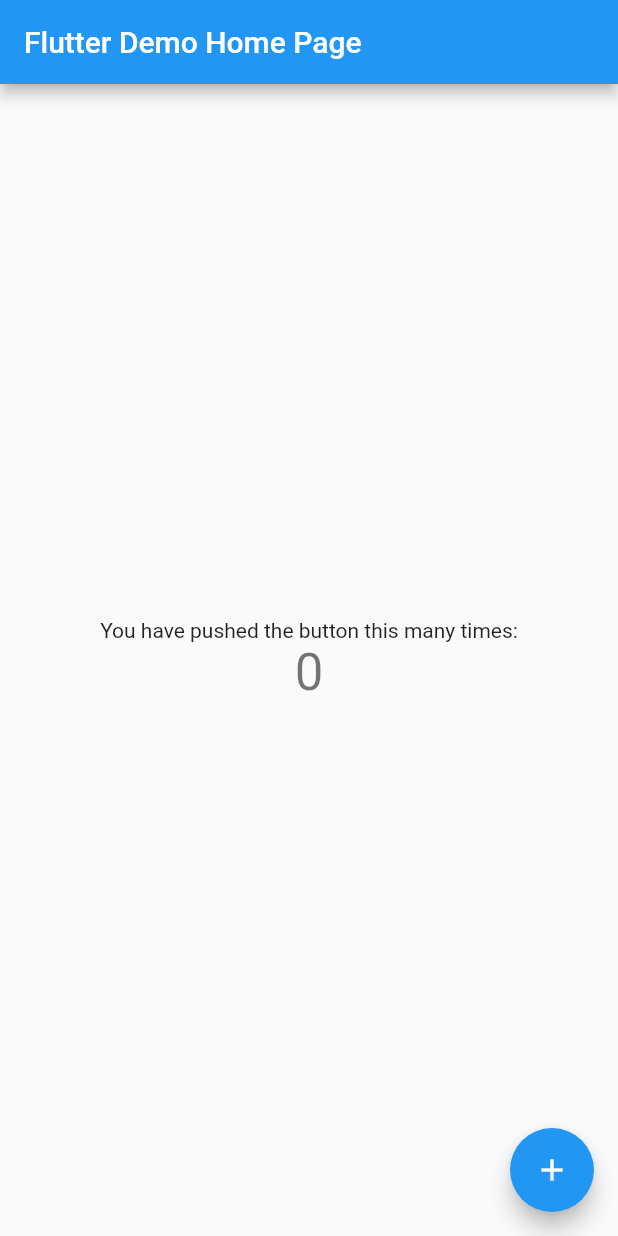
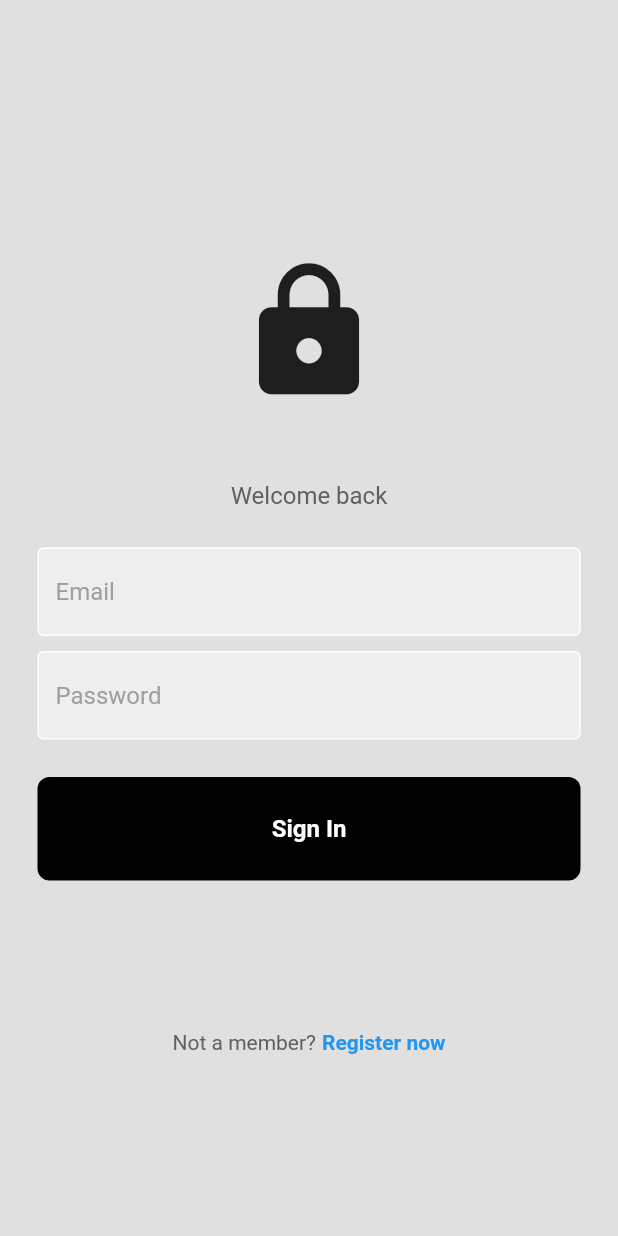
Before and after one commit to LeBlank0/-FL3---Luvitho, a Flutter app: the screen it shows after launch, on a phone screen of 412 x 824 dp. Run offline on Flutter 3.47's test engine with Material 2 defaults, Android fonts, the phone set to English and light mode, and no system bars; our stand-ins replace firebase_auth, firebase_core; accounts and stored records are empty.

Commit message:
[feat](Auth) create login / register with firebase

```diff
--- /dev/null
+++ b/lib/components/my_button.dart
@@ -0,0 +1,37 @@
+import 'package:flutter/material.dart';
+
+class MyButton extends StatelessWidget {
+  final Function()? onTap;
+  final String text;
+
+  const MyButton({
+    super.key,
+    required this.onTap,
+    required this.text,
+  });
+
+  @override
+  Widget build(BuildContext context) {
+    return GestureDetector(
+      onTap: onTap,
+      child: Container(
+        padding: const EdgeInsets.all(25),
+        margin: const EdgeInsets.symmetric(horizontal: 25),
+        decoration: BoxDecoration(
+          color: Colors.black,
+          borderRadius: BorderRadius.circular(8),
+        ),
+        child: Center(
+          child: Text(
+            text,
+            style: const TextStyle(
+              color: Colors.white,
+              fontWeight: FontWeight.bold,
+              fontSize: 16,
+            ),
+          ),
+        ),
+      ),
+    );
+  }
+}
--- /dev/null
+++ b/lib/components/my_textfield.dart
@@ -0,0 +1,36 @@
+import 'package:flutter/material.dart';
+
+class MyTextField extends StatelessWidget {
+  final controller;
+  final String hintText;
+  final bool obscureText;
+
+  const MyTextField({
+    super.key,
+    required this.controller,
+    required this.hintText,
+    required this.obscureText,
+  });
+
+  @override
+  Widget build(BuildContext context) {
+    return Padding(
+      padding: const EdgeInsets.symmetric(horizontal: 25.0),
+      child: TextField(
+        controller: controller,
+        obscureText: obscureText,
+        decoration: InputDecoration(
+            enabledBorder: const OutlineInputBorder(
+              borderSide: BorderSide(color: Colors.white),
+            ),
+            focusedBorder: OutlineInputBorder(
+              borderSide: BorderSide(color: Colors.grey.shade400),
+            ),
+            fillColor: Colors.grey.shade200,
+            filled: true,
+            hintText: hintText,
+            hintStyle: TextStyle(color: Colors.grey[500])),
+      ),
+    );
+  }
+}
--- a/lib/main.dart
+++ b/lib/main.dart
@@ -1,6 +1,7 @@
 import 'package:flutter/material.dart';
 import 'package:firebase_core/firebase_core.dart';
 import 'firebase_options.dart';
+import 'pages/auth_page.dart';
 
 void main() async {
   WidgetsFlutterBinding.ensureInitialized();
@@ -13,109 +14,11 @@
 class MyApp extends StatelessWidget {
   const MyApp({super.key});
 
-  // This widget is the root of your application.
   @override
   Widget build(BuildContext context) {
-    return MaterialApp(
-      title: 'Flutter Demo',
-      theme: ThemeData(
-        // This is the theme of your application.
-        //
-        // Try running your application with "flutter run". You'll see the
-        // application has a blue toolbar. Then, without quitting the app, try
-        // changing the primarySwatch below to Colors.green and then invoke
-        // "hot reload" (press "r" in the console where you ran "flutter run",
-        // or simply save your changes to "hot reload" in a Flutter IDE).
-        // Notice that the counter didn't reset back to zero; the application
-        // is not restarted.
-        primarySwatch: Colors.blue,
-      ),
-      home: const MyHomePage(title: 'Flutter Demo Home Page'),
+    return const MaterialApp(
+      debugShowCheckedModeBanner: false,
+      home: AuthPage(),
     );
   }
 }
-
-class MyHomePage extends StatefulWidget {
-  const MyHomePage({super.key, required this.title});
-
-  // This widget is the home page of your application. It is stateful, meaning
-  // that it has a State object (defined below) that contains fields that affect
-  // how it looks.
-
-  // This class is the configuration for the state. It holds the values (in this
-  // case the title) provided by the parent (in this case the App widget) and
-  // used by the build method of the State. Fields in a Widget subclass are
-  // always marked "final".
-
-  final String title;
-
-  @override
-  State<MyHomePage> createState() => _MyHomePageState();
-}
-
-class _MyHomePageState extends State<MyHomePage> {
-  int _counter = 0;
-
-  void _incrementCounter() {
-    setState(() {
-      // This call to setState tells the Flutter framework that something has
-      // changed in this State, which causes it to rerun the build method below
-      // so that the display can reflect the updated values. If we changed
-      // _counter without calling setState(), then the build method would not be
-      // called again, and so nothing would appear to happen.
-      _counter++;
-    });
-  }
-
-  @override
-  Widget build(BuildContext context) {
-    // This method is rerun every time setState is called, for instance as done
-    // by the _incrementCounter method above.
-    //
-    // The Flutter framework has been optimized to make rerunning build methods
-    // fast, so that you can just rebuild anything that needs updating rather
-    // than having to individually change instances of widgets.
-    return Scaffold(
-      appBar: AppBar(
-        // Here we take the value from the MyHomePage object that was created by
-        // the App.build method, and use it to set our appbar title.
-        title: Text(widget.title),
-      ),
-      body: Center(
-        // Center is a layout widget. It takes a single child and positions it
-        // in the middle of the parent.
-        child: Column(
-          // Column is also a layout widget. It takes a list of children and
-          // arranges them vertically. By default, it sizes itself to fit its
-          // children horizontally, and tries to be as tall as its parent.
-          //
-          // Invoke "debug painting" (press "p" in the console, choose the
-          // "Toggle Debug Paint" action from the Flutter Inspector in Android
-          // Studio, or the "Toggle Debug Paint" command in Visual Studio Code)
-          // to see the wireframe for each widget.
-          //
-          // Column has various properties to control how it sizes itself and
-          // how it positions its children. Here we use mainAxisAlignment to
-          // center the children vertically; the main axis here is the vertical
-          // axis because Columns are vertical (the cross axis would be
-          // horizontal).
-          mainAxisAlignment: MainAxisAlignment.center,
-          children: <Widget>[
-            const Text(
-              'You have pushed the button this many times:',
-            ),
-            Text(
-              '$_counter',
-              style: Theme.of(context).textTheme.headlineMedium,
-            ),
-          ],
-        ),
-      ),
-      floatingActionButton: FloatingActionButton(
-        onPressed: _incrementCounter,
-        tooltip: 'Increment',
-        child: const Icon(Icons.add),
-      ), // This trailing comma makes auto-formatting nicer for build methods.
-    );
-  }
-}
--- /dev/null
+++ b/lib/pages/auth_page.dart
@@ -0,0 +1,24 @@
+import 'package:firebase_auth/firebase_auth.dart';
+import 'package:fittek/pages/login_or_register.dart';
+import 'package:flutter/material.dart';
+import './home_page.dart';
+
+class AuthPage extends StatelessWidget {
+  const AuthPage({super.key});
+
+  @override
+  Widget build(BuildContext context) {
+    return Scaffold(
+      body: StreamBuilder<User?>(
+        stream: FirebaseAuth.instance.authStateChanges(),
+        builder: (context, snapshot) {
+          if (snapshot.hasData) {
+            return HomePage();
+          } else {
+            return const LoginOrRegisterPage();
+          }
+        },
+      ),
+    );
+  }
+}
--- /dev/null
+++ b/lib/pages/login_or_register.dart
@@ -0,0 +1,34 @@
+import 'package:flutter/material.dart';
+
+import 'login_page.dart';
+import 'register_page.dart';
+
+class LoginOrRegisterPage extends StatefulWidget {
+  const LoginOrRegisterPage({super.key});
+
+  @override
+  State<LoginOrRegisterPage> createState() => _LoginOrRegisterPageState();
+}
+
+class _LoginOrRegisterPageState extends State<LoginOrRegisterPage> {
+  bool showLoginPage = true;
+
+  void togglePages() {
+    setState(() {
+      showLoginPage = !showLoginPage;
+    });
+  }
+
+  @override
+  Widget build(BuildContext context) {
+    if (showLoginPage) {
+      return LoginPage(
+        onTap: togglePages,
+      );
+    } else {
+      return RegisterPage(
+        onTap: togglePages,
+      );
+    }
+  }
+}
--- /dev/null
+++ b/lib/pages/login_page.dart
@@ -0,0 +1,125 @@
+import 'package:firebase_auth/firebase_auth.dart';
+import 'package:flutter/material.dart';
+import 'package:fittek/components/my_button.dart';
+import 'package:fittek/components/my_textfield.dart';
+
+class LoginPage extends StatefulWidget {
+  final Function()? onTap;
+  const LoginPage({super.key, required this.onTap});
+
+  @override
+  State<LoginPage> createState() => _LoginPageState();
+}
+
+class _LoginPageState extends State<LoginPage> {
+  final emailController = TextEditingController();
+  final passwordController = TextEditingController();
+
+  void signUserIn() async {
+    showDialog(
+      context: context,
+      builder: (context) {
+        return const Center(
+          child: CircularProgressIndicator(),
+        );
+      },
+    );
+
+    try {
+      await FirebaseAuth.instance.signInWithEmailAndPassword(
+        email: emailController.text,
+        password: passwordController.text,
+      );
+      Navigator.pop(context);
+    } on FirebaseAuthException catch (e) {
+      Navigator.pop(context);
+      showErrorMessage(e.code);
+    }
+  }
+
+  void showErrorMessage(String message) {
+    showDialog(
+      context: context,
+      builder: (context) {
+        return AlertDialog(
+          backgroundColor: Colors.blue,
+          title: Center(
+            child: Text(
+              message,
+              style: const TextStyle(color: Colors.white),
+            ),
+          ),
+        );
+      },
+    );
+  }
+
+  @override
+  Widget build(BuildContext context) {
+    return Scaffold(
+      backgroundColor: Colors.grey[300],
+      body: SafeArea(
+        child: Center(
+          child: SingleChildScrollView(
+            child: Column(
+              mainAxisAlignment: MainAxisAlignment.center,
+              children: [
+                const SizedBox(height: 50),
+                const Icon(
+                  Icons.lock,
+                  size: 100,
+                ),
+                const SizedBox(height: 50),
+                Text(
+                  'Welcome back',
+                  style: TextStyle(
+                    color: Colors.grey[700],
+                    fontSize: 16,
+                  ),
+                ),
+                const SizedBox(height: 25),
+                MyTextField(
+                  controller: emailController,
+                  hintText: 'Email',
+                  obscureText: false,
+                ),
+                const SizedBox(height: 10),
+                MyTextField(
+                  controller: passwordController,
+                  hintText: 'Password',
+                  obscureText: true,
+                ),
+                const SizedBox(height: 25),
+                MyButton(
+                  text: "Sign In",
+                  onTap: signUserIn,
+                ),
+                const SizedBox(height: 100),
+                Row(
+                  mainAxisAlignment: MainAxisAlignment.center,
+                  children: [
+                    Text(
+                      'Not a member?',
+                      style: TextStyle(color: Colors.grey[700]),
+                    ),
+                    const SizedBox(width: 4),
+                    GestureDetector(
+                      onTap: widget.onTap,
+                      child: const Text(
+                        'Register now',
+                        style: TextStyle(
+                          color: Colors.blue,
+                          fontWeight: FontWeight.bold,
+                        ),
+                      ),
+                    ),
+                  ],
+                )
+              ],
+            ),
+          ),
+        ),
+      ),
+    );
+  }
+}
```
Also changed, not shown: lib/pages/home_page.dart (added, +33 -0 lines), lib/pages/register_page.dart (added, +136 -0 lines).
